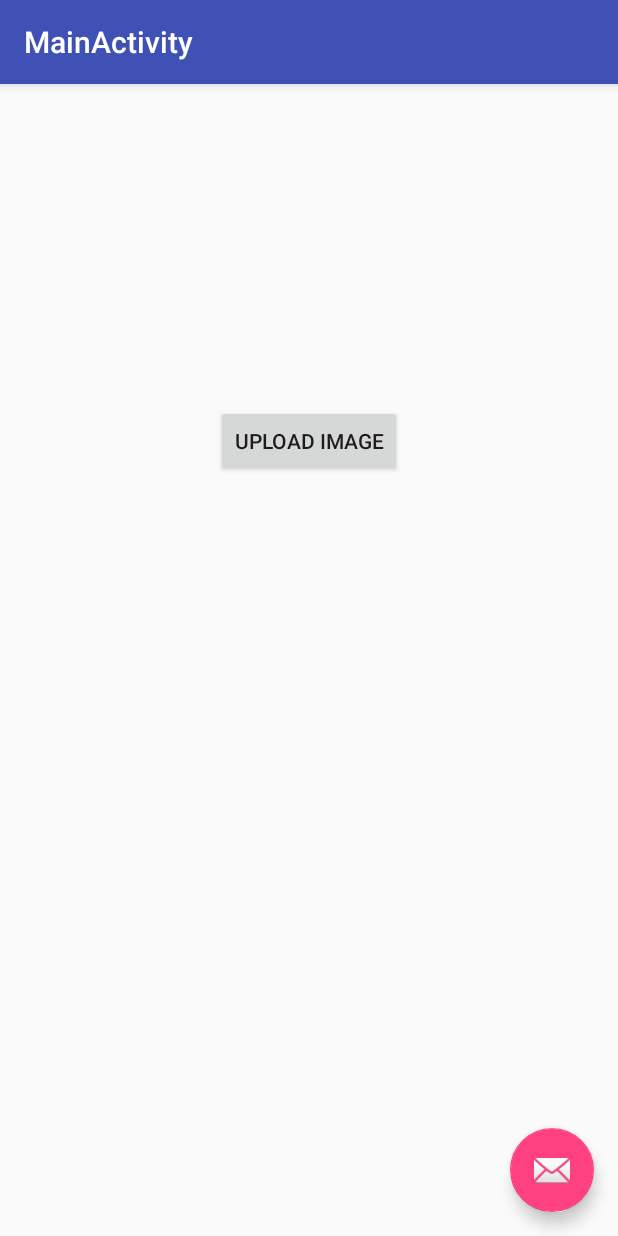
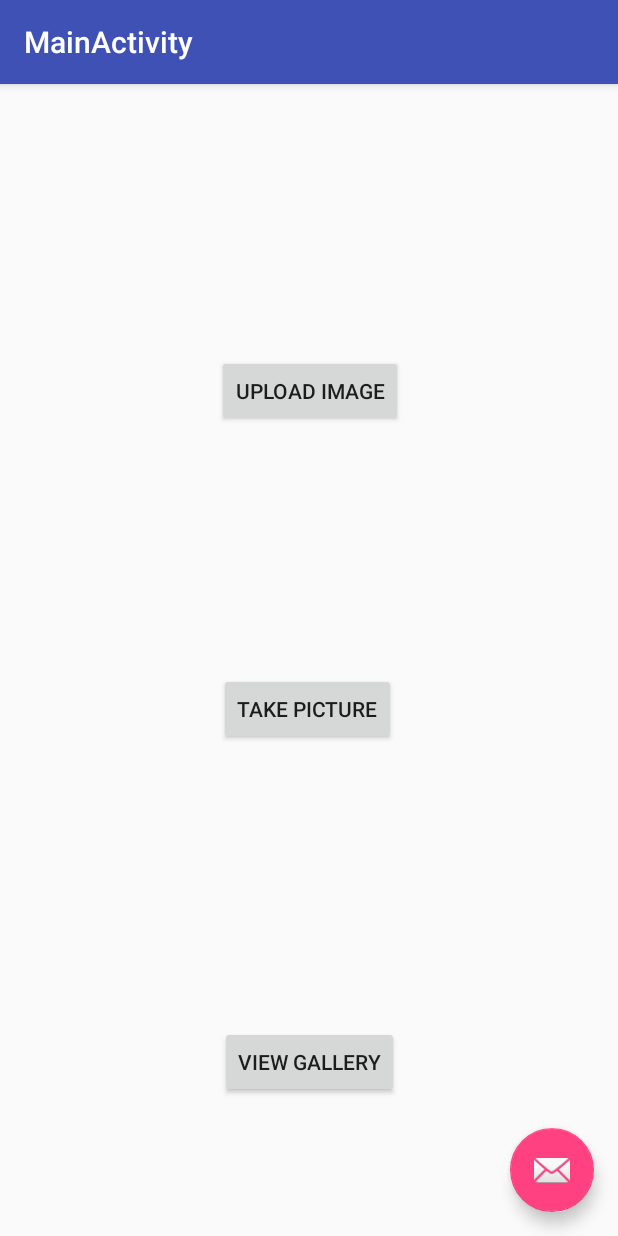
Before and after one commit to corbin-mcguire/SeeMunchies, an Android app: the screen it shows after launch (MainActivity), on a phone screen of 412 x 824 dp. Run offline under Robolectric (Android 15) with nearby library versions, the phone set to English and light mode, and no system bars.

Commit message:
Added functionality for uploading images and opening the camera

```diff
--- a/app/src/main/AndroidManifest.xml
+++ b/app/src/main/AndroidManifest.xml
@@ -4,8 +4,7 @@
 
     <uses-permission android:name="android.permission.READ_EXTERNAL_STORAGE" />
     <uses-permission android:name="android.permission.WRITE_EXTERNAL_STORAGE" />
-    <uses-permission android:name="android.permission.CAMERA" />
-
+    <!--<uses-permission android:name="android.permission.CAMERA" />-->
     <!-- <uses-feature android:name="android.hardware.Camera"/> -->
     <application
         android:allowBackup="true"
--- a/app/src/main/java/com/ceg4110/seemunchies/MainActivity.java
+++ b/app/src/main/java/com/ceg4110/seemunchies/MainActivity.java
@@ -26,6 +26,7 @@ public class MainActivity extends AppCompatActivity {
                         .setAction("Action", null).show();
             }
         });
+
         Button selectImage = (Button) findViewById(R.id.imagePicker);
         selectImage.setOnClickListener(new View.OnClickListener() {
             @Override
@@ -37,6 +38,23 @@ public class MainActivity extends AppCompatActivity {
                 startActivityForResult(Intent.createChooser(intent, "Select an image"), PICK_IMAGE_REQUEST);
             }
         });
+
+        Button openGCamera = (Button) findViewById(R.id.openCamera);
+        openGCamera.setOnClickListener(new View.OnClickListener() {
+            @Override
+            public void onClick(View v) {
+                Intent intent = new Intent("android.media.action.IMAGE_CAPTURE");
+                startActivity(intent);
+            }
+        });
+
+        Button openGallery = (Button) findViewById(R.id.openGallery);
+        openGallery.setOnClickListener(new View.OnClickListener() {
+            @Override
+            public void onClick(View v) {
+
+            }
+        });
     }
 
 }
--- a/app/src/main/res/layout/content_main.xml
+++ b/app/src/main/res/layout/content_main.xml
@@ -13,12 +13,41 @@
         android:layout_width="wrap_content"
         android:layout_height="wrap_content"
         android:layout_marginStart="148dp"
-        android:layout_marginTop="85dp"
+        android:layout_marginTop="52dp"
         android:layout_marginEnd="148dp"
-        android:layout_marginBottom="378dp"
-        android:text="Upload Image"
+        android:layout_marginBottom="411dp"
+        android:text="@string/upload_image"
+        app:layout_constraintBottom_toBottomOf="parent"
+        app:layout_constraintEnd_toEndOf="parent"
+        app:layout_constraintHorizontal_bias="0.486"
+        app:layout_constraintStart_toStartOf="parent"
+        app:layout_constraintTop_toTopOf="parent" />
+
+    <Button
+        android:id="@+id/openCamera"
+        android:layout_width="wrap_content"
+        android:layout_height="wrap_content"
+        android:layout_marginStart="131dp"
+        android:layout_marginTop="131dp"
+        android:layout_marginEnd="133dp"
+        android:layout_marginBottom="122dp"
+        android:text="@string/take_picture"
+        app:layout_constraintBottom_toTopOf="@+id/openGallery"
+        app:layout_constraintEnd_toEndOf="parent"
+        app:layout_constraintStart_toStartOf="parent"
+        app:layout_constraintTop_toBottomOf="@+id/imagePicker" />
+
+    <Button
+        android:id="@+id/openGallery"
+        android:layout_width="wrap_content"
+        android:layout_height="wrap_content"
+        android:layout_marginStart="132dp"
+        android:layout_marginTop="32dp"
+        android:layout_marginEnd="132dp"
+        android:layout_marginBottom="59dp"
+        android:text="@string/view_gallery"
         app:layout_constraintBottom_toBottomOf="parent"
         app:layout_constraintEnd_toEndOf="parent"
         app:layout_constraintStart_toStartOf="parent"
-        app:layout_constraintTop_toTopOf="parent" />
+        app:layout_constraintTop_toBottomOf="@+id/openCamera" />
 </android.support.constraint.ConstraintLayout>
--- a/app/src/main/res/values/strings.xml
+++ b/app/src/main/res/values/strings.xml
@@ -3,4 +3,7 @@
     <string name="title_activity_main">MainActivity</string>
     <string name="action_settings">Settings</string>
     <string name="section_format">Hello World from section: %1$d</string>
+    <string name="upload_image">Upload Image</string>
+    <string name="take_picture">Take Picture</string>
+    <string name="view_gallery">View Gallery</string>
 </resources>
```
